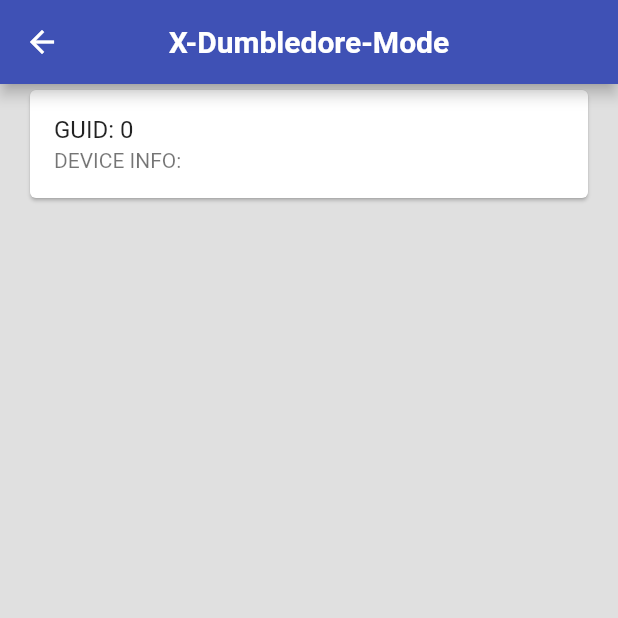
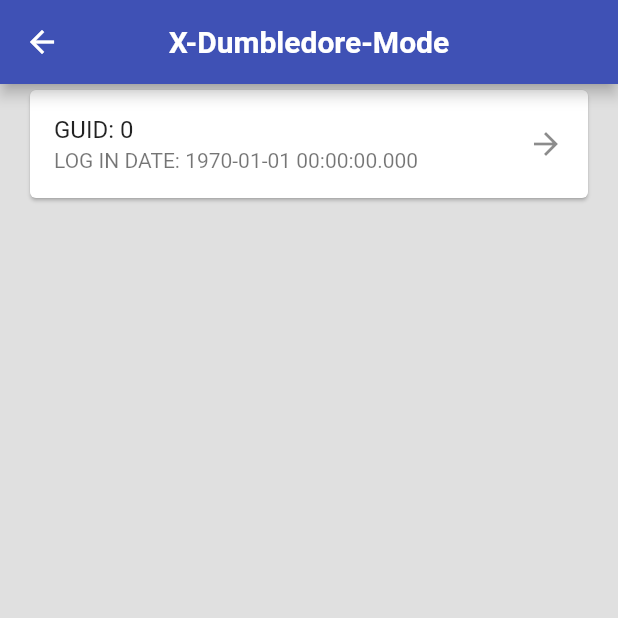
Before and after one commit to kirillvikhlyaev/hogwarts_hourglasses, a Flutter app: the screen it shows after launch, after a tap on "Log In", after a tap on the "star" icon, on a phone screen of 412 x 824 dp, the top half of it. Run offline on Flutter 3.47's test engine with Material 2 defaults, Android fonts, the phone set to English and light mode, and no system bars; our stand-ins replace cached_network_image, device_info_plus, shared_preferences; network calls fail.

Commit message:
add stats for dumbledore

```diff
--- a/lib/controller/api_handler.dart
+++ b/lib/controller/api_handler.dart
@@ -7,6 +7,7 @@ import 'package:hogwarts_hourglasses/models/info.dart';
 import 'package:http/http.dart' as http;
 
 class ApiHandler {
+  // # GET #
   Future<List<HourglassModel>> fetchData() async {
     var url = Uri.parse('${Names.apiUrl}/houses');
     var responce = await http.get(url);
@@ -21,6 +22,7 @@ class ApiHandler {
     }
   }
 
+  // # PUT #
   void updateData(HourglassModel house) {
     var url = Uri.parse('${Names.apiUrl}/houses/${house.id}');
     log('URL: $url');
@@ -31,14 +33,37 @@ class ApiHandler {
         log('Передача завершена: ${result.body} - ${result.statusCode}'));
   }
 
-  Future<Info> fetchStats() async {
+  // # GET #
+  Future<List<Info>> fetchStats() async {
     var url = Uri.parse('${Names.apiUrl}/X-Dumbledore-Mode');
     var responce = await http.get(url);
 
     if (responce.statusCode == 200) {
       final jsonBody = jsonDecode(responce.body);
-      Info info = Info.fromJSON(jsonBody);
-      return info;
+      log(jsonBody.toString());
+      return (jsonBody as List).map((info) => Info.fromJSON(info)).toList();
+    } else {
+      throw Exception('Ошибка получения статистики: ${responce.statusCode}');
+    }
+  }
+
+  // # POST #
+  void addStats(Info info) async {
+    var url = Uri.parse('${Names.apiUrl}/X-Dumbledore-Mode');
+    log('URL $url');
+    var jsonBody = info.toJSON();
+    log('JSONBODY: $jsonBody');
+    http.post(url, body: jsonEncode(jsonBody));
+  }
+
+  Future<Info> getStatById(String id) async {
+    var url = Uri.parse('${Names.apiUrl}/X-Dumbledore-Mode/$id');
+    log('URL: $url');
+    var responce = await http.get(url);
+
+    if (responce.statusCode == 200) {
+      final jsonBody = jsonDecode(responce.body);
+      return Info.fromJSON(jsonBody);
     } else {
       throw Exception('Ошибка получения статистики: ${responce.statusCode}');
     }
--- a/lib/controller/dumbledore_mode_conroller.dart
+++ b/lib/controller/dumbledore_mode_conroller.dart
@@ -5,10 +5,16 @@ import 'package:hogwarts_hourglasses/models/info.dart';
 class DumbledoreModeController with ChangeNotifier {
   final api = ApiHandler();
 
-  Info info = Info(guid: 0, deviceInfo: "");
+  List<Info> infoList = [
+    Info(
+      guid: 0,
+      deviceInfo: "",
+      dateTime: DateTime.fromMicrosecondsSinceEpoch(0),
+    ),
+  ];
 
   void updateData() async {
-    info = await api.fetchStats();
+    infoList = await api.fetchStats();
     notifyListeners();
   }
 }
--- a/lib/main.dart
+++ b/lib/main.dart
@@ -16,6 +16,7 @@ class MyApp extends StatelessWidget {
     return ChangeNotifierProvider(
       create: (_) => ScoreController(),
       child: MaterialApp(
+        debugShowCheckedModeBanner: false,
         title: Names.appName,
         theme: ThemeData(
           primarySwatch: Colors.indigo,
--- a/lib/models/info.dart
+++ b/lib/models/info.dart
@@ -1,20 +1,28 @@
 class Info {
   final int guid;
   final String deviceInfo;
+  final DateTime dateTime;
 
   Info({
     required this.guid,
     required this.deviceInfo,
+    required this.dateTime,
   });
 
   Info.fromJSON(Map<String, dynamic> json)
-      : guid = int.parse(json["Id"]),
-        deviceInfo = json["DeviceInfo"];
+      : guid = int.parse(json["Id"] == "" ? "0" : json["Id"]),
+        deviceInfo = json["DeviceInfo"],
+        dateTime =
+            DateTime.fromMillisecondsSinceEpoch(int.parse(json["DateTime"]));
 
-  Map<String, dynamic> toJSON() => {"Id": guid, "DeviceInfo": deviceInfo};
+  Map<String, dynamic> toJSON() => {
+        "Id": guid.toString(),
+        "DeviceInfo": deviceInfo,
+        "DateTime": dateTime.millisecondsSinceEpoch.toString()
+      };
 
   @override
   String toString() {
-    return '"info": { "Id" : $guid, "DeviceInfo" : $deviceInfo }';
+    return '"info": { "Id" : $guid, "DeviceInfo" : $deviceInfo, "DateTime": $dateTime }';
   }
 }
--- a/lib/view/screens/dumbledore_screen.dart
+++ b/lib/view/screens/dumbledore_screen.dart
@@ -1,8 +1,7 @@
 import 'package:flutter/material.dart';
-import 'package:flutter/src/foundation/key.dart';
-import 'package:flutter/src/widgets/framework.dart';
 import 'package:hogwarts_hourglasses/controller/dumbledore_mode_conroller.dart';
 import 'package:hogwarts_hourglasses/core/constants.dart';
+import 'package:hogwarts_hourglasses/view/screens/detail_info_screen.dart';
 import 'package:provider/provider.dart';
 
 class DumbledoreScreen extends StatelessWidget {
@@ -29,16 +28,25 @@ class DumbledoreScreen extends StatelessWidget {
         child: ListView.separated(
           itemBuilder: (BuildContext context, int index) {
             return Padding(
-              padding: EdgeInsets.symmetric(horizontal: 16.0),
+              padding: const EdgeInsets.symmetric(horizontal: 16.0),
               child: Card(
                 child: ListTile(
-                  title: Text('GUID: ${c.info.guid}'),
-                  subtitle: Text('DEVICE INFO: ${c.info.deviceInfo}'),
+                  onTap: () => Navigator.push(
+                    context,
+                    MaterialPageRoute(
+                      builder: (context) => DetailInfoScreen(
+                        guid: c.infoList[index].guid.toString(),
+                      ),
+                    ),
+                  ),
+                  title: Text('GUID: ${c.infoList[index].guid}'),
+                  subtitle: Text('LOG IN DATE: ${c.infoList[index].dateTime}'),
+                  trailing: const Icon(Icons.arrow_forward),
                 ),
               ),
             );
           },
-          itemCount: 1,
+          itemCount: c.infoList.length,
           separatorBuilder: (BuildContext context, int index) =>
               const SizedBox(height: 10),
         ),
--- a/lib/view/screens/splash_screen.dart
+++ b/lib/view/screens/splash_screen.dart
@@ -17,15 +17,6 @@ class SplashScreen extends StatefulWidget {
 }
 
 class _SplashScreenState extends State<SplashScreen> {
-  @override
-  void initState() {
-    super.initState();
-    // Future.delayed(
-    //     const Duration(milliseconds: 5000),
-    //     () => Navigator.pushReplacement(
-    //         context, MaterialPageRoute(builder: (context) => HomeScreen())));
-  }
-
   List<String> houses = [
     Names.slytherin,
     Names.ravenclaw,
@@ -102,18 +93,21 @@ class _SplashScreenState extends State<SplashScreen> {
               ),
               onPressed: () {
                 if (_splashScreenFormKey.currentState!.validate()) {
-                    storageController.saveToStorage();
+                  storageController.saveToStorage(currentHouse);
                   Navigator.push(
                       context,
                       MaterialPageRoute(
                           builder: (context) => const HomeScreen()));
                 }
               },
-                child: const Text('Log In',
+              child: const Text(
+                'Log In',
                 style: TextStyle(
                     color: Colors.indigo,
                     fontSize: 16,
-                        fontWeight: FontWeight.bold)))
+                    fontWeight: FontWeight.bold),
+              ),
+            ),
           ],
         ),
       ),
```
Also changed, not shown: lib/controller/local_storage_controller.dart (+10 -3 lines), lib/view/screens/detail_info_screen.dart (added, +45 -0 lines). Lines whose indentation alone changed are shown as unchanged.
